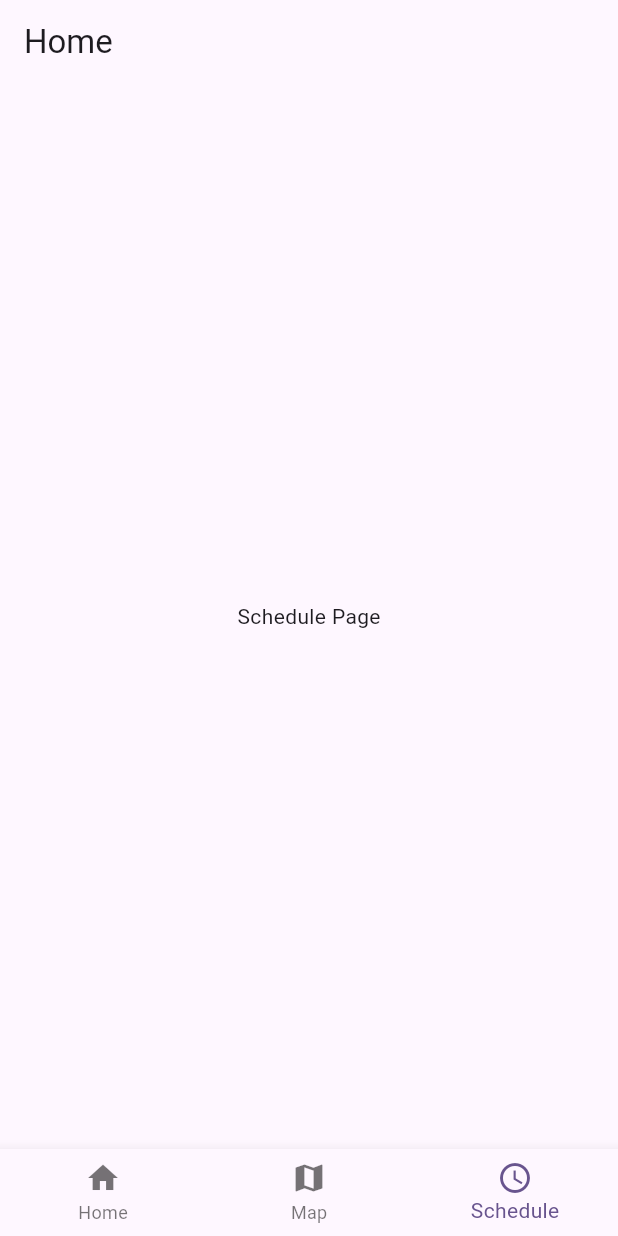
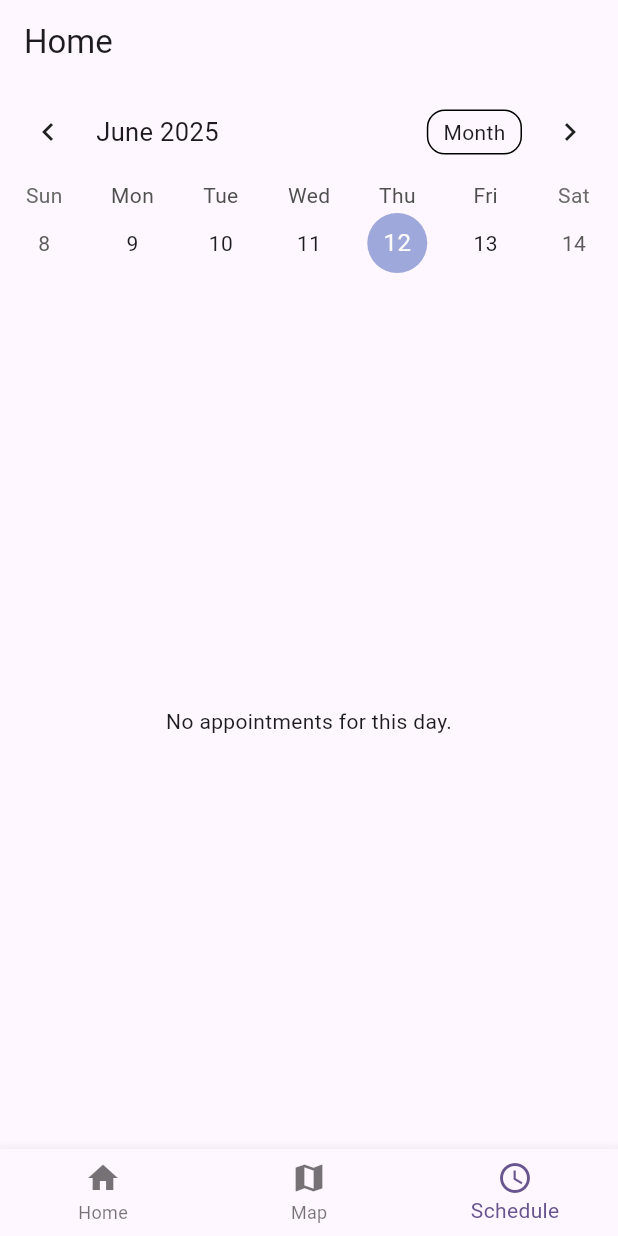
Before and after one commit to amit1339/noamapp, a Flutter app: the MyHomePage screen opened directly, item 3 of the bottom bar chosen, on a phone screen of 412 x 824 dp. Run offline on Flutter 3.47's test engine with Material 3 defaults, Android fonts, the phone set to English and light mode, and no system bars; drawn by our look-alikes of table_calendar; our stand-ins replace cloud_firestore, firebase_auth, firebase_core, google_maps_flutter; accounts and stored records are empty.

Commit message:
finish map and start schedule

```diff
--- a/lib/schedule_page.dart
+++ b/lib/schedule_page.dart
@@ -1,12 +1,128 @@
 import 'package:flutter/material.dart';
+import 'package:cloud_firestore/cloud_firestore.dart';
+import 'package:table_calendar/table_calendar.dart';
+import 'customer.dart';
+import 'customer_dialog.dart';
 
-class SchedulePage extends StatelessWidget {
+class SchedulePage extends StatefulWidget {
   const SchedulePage({super.key});
 
   @override
+  State<SchedulePage> createState() => _SchedulePageState();
+}
+
+class _SchedulePageState extends State<SchedulePage> {
+  DateTime _focusedDay = DateTime.now();
+  DateTime? _selectedDay;
+  Map<DateTime, List<Customer>> _appointments = {};
+  CalendarFormat _calendarFormat = CalendarFormat.week; // Default to daily view
+
+  @override
+  void initState() {
+    super.initState();
+    _fetchAppointments();
+  }
+
+  Future<void> _fetchAppointments() async {
+    final snapshot = await FirebaseFirestore.instance.collection('customers').get();
+    final Map<DateTime, List<Customer>> appointments = {};
+
+    for (var doc in snapshot.docs) {
+      final customer = Customer.fromJson(doc.data());
+      if (customer.appointmentDate != null) {
+        final date = DateTime(
+          customer.appointmentDate!.year,
+          customer.appointmentDate!.month,
+          customer.appointmentDate!.day,
+        );
+        appointments.putIfAbsent(date, () => []).add(customer);
+      }
+    }
+
+    setState(() {
+      _appointments = appointments;
+    });
+  }
+
+  List<Customer> _getAppointmentsForDay(DateTime day) {
+    final date = DateTime(day.year, day.month, day.day);
+    return _appointments[date] ?? [];
+  }
+
+  @override
   Widget build(BuildContext context) {
-    return Center(
-      child: Text('Schedule Page'),
+    return Column(
+      children: [
+        TableCalendar<Customer>(
+          firstDay: DateTime.utc(2020, 1, 1),
+          lastDay: DateTime.utc(2100, 12, 31),
+          focusedDay: _focusedDay,
+          selectedDayPredicate: (day) => isSameDay(_selectedDay, day),
+          eventLoader: _getAppointmentsForDay,
+          calendarFormat: _calendarFormat,
+          availableCalendarFormats: const {
+            CalendarFormat.week: 'Week',
+            CalendarFormat.month: 'Month',
+          },
+          onFormatChanged: (format) {
+            setState(() {
+              _calendarFormat = format;
+            });
+          },
+          onDaySelected: (selectedDay, focusedDay) {
+            setState(() {
+              _selectedDay = selectedDay;
+              _focusedDay = focusedDay;
+            });
+          },
+          calendarStyle: const CalendarStyle(
+            markerDecoration: BoxDecoration(
+              color: Colors.red,
+              shape: BoxShape.circle,
+            ),
+          ),
+        ),
+        const SizedBox(height: 8),
+        Expanded(
+          child: Builder(
+            builder: (context) {
+              final appointments = _getAppointmentsForDay(_selectedDay ?? _focusedDay);
+              if (appointments.isEmpty) {
+                return const Center(child: Text('No appointments for this day.'));
+              }
+              // Sort appointments by time
+              appointments.sort((a, b) {
+                if (a.appointmentDate == null) return 1;
+                if (b.appointmentDate == null) return -1;
+                return a.appointmentDate!.compareTo(b.appointmentDate!);
+              });
+              return ListView.builder(
+                itemCount: appointments.length,
+                itemBuilder: (context, index) {
+                  final customer = appointments[index];
+                  return Card(
+                    child: ListTile(
+                      title: Text(customer.name),
+                      subtitle: Text(
+                        'Time: ${customer.appointmentDate != null ? TimeOfDay.fromDateTime(customer.appointmentDate!).format(context) : ''}',
+                      ),
+                      onTap: () {
+                        showDialog(
+                          context: context,
+                          builder: (context) => CustomerDialog(
+                            customer: customer,
+                            docId: '', // If you want to allow editing, pass the docId here
+                          ),
+                        );
+                      },
+                    ),
+                  );
+                },
+              );
+            },
+          ),
+        ),
+      ],
     );
   }
 }
--- a/pubspec.yaml
+++ b/pubspec.yaml
@@ -39,6 +39,7 @@ dependencies:
   google_maps_flutter: ^2.6.0
   geocoding: ^2.2.0
   http: ^1.2.1
+  table_calendar: ^3.1.1
 
 dev_dependencies:
   flutter_test:
```
Also changed, not shown: lib/customer_dialog.dart (added, +104 -0 lines), lib/map_page.dart (+14 -4 lines), pubspec.lock.
